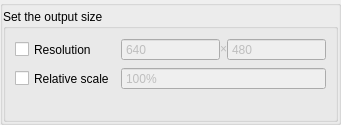
mrehkopf/vcs, file src/display/qt/dialogs/ui/output_resolution_dialog.ui: the form before one commit.
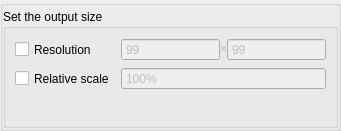
The form after the commit.

Commit message:
gui/output-resolution-dialog: Fix resolution spinbox not allowing...
...valid values above 2048 x 2048.

```diff
--- a/src/display/qt/dialogs/ui/output_resolution_dialog.ui
+++ b/src/display/qt/dialogs/ui/output_resolution_dialog.ui
@@ -7,7 +7,7 @@
     <x>0</x>
     <y>0</y>
     <width>341</width>
-    <height>125</height>
+    <height>131</height>
    </rect>
   </property>
   <property name="windowTitle">
@@ -138,11 +138,8 @@
              <property name="minimum">
               <number>1</number>
              </property>
-             <property name="maximum">
-              <number>2048</number>
-             </property>
              <property name="value">
-              <number>640</number>
+              <number>99</number>
              </property>
             </widget>
            </item>
@@ -185,11 +182,8 @@
              <property name="minimum">
               <number>1</number>
              </property>
-             <property name="maximum">
-              <number>2048</number>
-             </property>
              <property name="value">
-              <number>480</number>
+              <number>99</number>
              </property>
             </widget>
            </item>
```
The commit also changes 1 other file.
